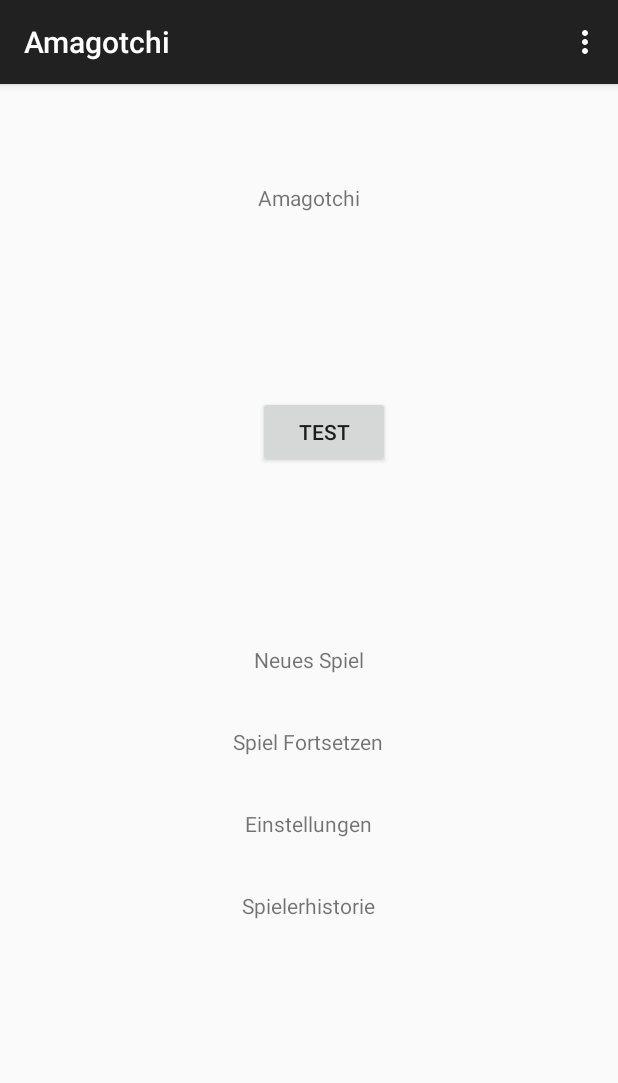
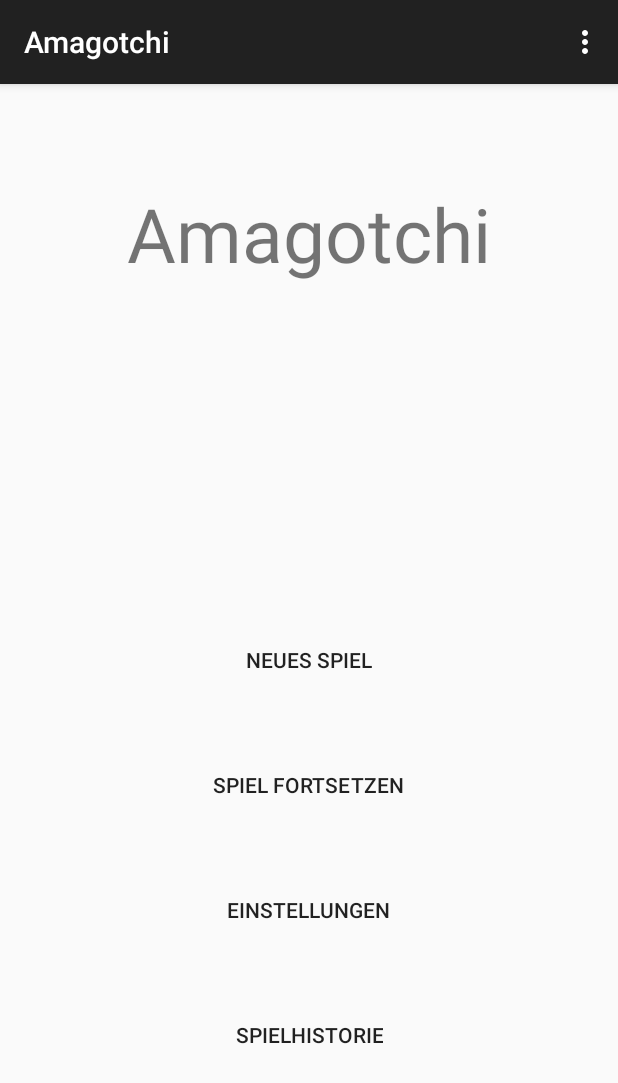
Before and after one commit to Bunayy/amagotchi, an Android app: the screen it shows after launch (MainActivity), on a phone screen of 412 x 824 dp. Shown: the top 1083 px of the screen. Run offline under Robolectric (Android 15) with nearby library versions, the phone set to English and light mode, and no system bars; 4 statements that could not run were skipped.

Commit message:
Canvas passt sich nun dem jeweiligen Display an (vorläufige version) + TextViews in Buttons geändert(Main_menu)

```diff
--- a/Amagotchi/app/src/main/java/projekt/fhflensburg/amagotchi/GameView.java
+++ b/Amagotchi/app/src/main/java/projekt/fhflensburg/amagotchi/GameView.java
@@ -11,6 +11,7 @@ import android.util.AttributeSet;
 import android.util.Log;
 import android.view.SurfaceHolder;
 import android.view.SurfaceView;
+import android.widget.ImageButton;
 
 /**
  * Created by User on 21.09.2015.
@@ -18,6 +19,7 @@ import android.view.SurfaceView;
 public class GameView extends SurfaceView implements Runnable
 {
 
+    private static final String LOG_TAG = "GameView";
     //Zugriff-Methode via Singleton
     private static GameView instance;
 
@@ -48,6 +50,15 @@ public class GameView extends SurfaceView implements Runnable
     Context ctx;
 
 
+    int displayWidth;
+    int displayHeight;
+
+    public void calcCanvasSize(String orign)
+    {
+        // hier wird geschaut das Amagotchi gerade dargestellt wird und entsprechend die Canvas-Größe gewählt
+
+    }
+
 
     public GameView(Context context, AttributeSet attrs)
     {
@@ -58,7 +69,6 @@ public class GameView extends SurfaceView implements Runnable
         spriteSheet = BitmapFactory.decodeResource(getResources(), res.getIdentifier(spriteSheetName, "drawable", context.getPackageName()));
 
         holder = getHolder();
-        holder.setFixedSize(500,500);
 
         drawingThread = new Thread(this);
         drawingThread.start();
@@ -68,6 +78,31 @@ public class GameView extends SurfaceView implements Runnable
         poopBitmap = BitmapFactory.decodeResource(getResources(), R.drawable.poop_2);
 
         instance = this;
+
+        holder.addCallback(new SurfaceHolder.Callback() {
+            @Override
+            public void surfaceCreated(SurfaceHolder holder) {
+                Rect displayDimensions = holder.getSurfaceFrame();
+                displayWidth = displayDimensions.width();
+                displayHeight = displayDimensions.height();
+                //ImageButton btn = (ImageButton)findViewById(R.id.feedBtn);
+                //int btnHeight = btn.getHeight();
+                holder.setFixedSize(displayWidth,displayHeight- 60);// hier  müssen wir nochmal gucken bekomme  die referen auf den Btn nicht hin denke das es ihn zu diesem Zeitpunkt noch nicht gibt
+
+                Log.d(LOG_TAG, " displayW: " + displayWidth + " displayH: " + displayHeight  +  " rect: " + displayDimensions);
+            }
+
+            @Override
+            public void surfaceChanged(SurfaceHolder holder, int format, int width, int height) {
+
+            }
+
+            @Override
+            public void surfaceDestroyed(SurfaceHolder holder) {
+
+            }
+        });
+
     }
     public void doDrawings(Canvas canvas)
     {
@@ -94,7 +129,6 @@ public class GameView extends SurfaceView implements Runnable
 
     public void run()
     {
-
         amagotchi = new Sprite(spriteSheet,amagotchiEvent);
 
         int amountSprites = 0;
@@ -138,7 +172,6 @@ public class GameView extends SurfaceView implements Runnable
             }
 
             Canvas canvas = holder.lockCanvas();
-
             doDrawings(canvas);
             amagotchi.drawAmagotchi(canvas, amagotchiCounter);
             holder.unlockCanvasAndPost(canvas);
--- a/Amagotchi/app/src/main/res/layout/main_menu.xml
+++ b/Amagotchi/app/src/main/res/layout/main_menu.xml
@@ -6,31 +6,35 @@
         android:layout_alignParentTop="true"
         android:layout_centerHorizontal="true"
         android:layout_marginTop="50dp"
+        android:textSize="50dp"
         android:id="@+id/titleView" />
 
-    <TextView
+    <Button
         android:layout_width="wrap_content"
         android:layout_height="wrap_content"
-        android:text="@string/new_game"
+        style="?android:attr/borderlessButtonStyle"
+        android:text="@string/new_game_btn"
         android:id="@+id/newGameBtn"
         android:onClick="onNewGame"
         android:layout_centerVertical="true"
         android:layout_centerHorizontal="true" />
 
-    <TextView
+    <Button
         android:layout_width="wrap_content"
         android:layout_height="wrap_content"
-        android:text="@string/continue_game"
+        style="?android:attr/borderlessButtonStyle"
+        android:text="@string/continue_game_btn"
         android:id="@+id/contGameBtn"
         android:onClick="onContGame"
         android:layout_marginTop="35dp"
         android:layout_below="@+id/newGameBtn"
         android:layout_centerHorizontal="true" />
 
-    <TextView
+    <Button
         android:layout_width="wrap_content"
         android:layout_height="wrap_content"
-        android:text="@string/game_settings"
+        style="?android:attr/borderlessButtonStyle"
+        android:text="@string/settings_btn"
         android:id="@+id/settingsBtn"
         android:onClick="onSettings"
         android:layout_marginTop="35dp"
@@ -38,24 +42,15 @@
         android:layout_centerHorizontal="true"
         android:clickable="true" />
 
-    <TextView
+    <Button
         android:layout_width="wrap_content"
         android:layout_height="wrap_content"
-        android:text="@string/game_history"
+        style="?android:attr/borderlessButtonStyle"
+        android:text="@string/game_history_bn"
         android:id="@+id/gameHistoryBtn"
         android:onClick="onGameHistory"
         android:layout_marginTop="35dp"
         android:layout_below="@+id/settingsBtn"
         android:layout_centerHorizontal="true" />
 
-    <Button
-        android:layout_width="wrap_content"
-        android:layout_height="wrap_content"
-        android:onClick="onSettings"
-        android:text="test"
-        android:layout_above="@+id/newGameBtn"
-        android:layout_alignLeft="@+id/titleView"
-        android:layout_alignStart="@+id/titleView"
-        android:layout_marginBottom="118dp" />
-
 </RelativeLayout>
--- a/Amagotchi/app/src/main/res/values/strings.xml
+++ b/Amagotchi/app/src/main/res/values/strings.xml
@@ -3,10 +3,10 @@
 
     <string name="action_settings">Einstellungen</string>
 
-    <string name="new_game">Neues Spiel</string>
-    <string name="continue_game">Spiel Fortsetzen</string>
-    <string name="game_settings">Einstellungen</string>
-    <string name="game_history">Spielerhistorie</string>
+    <string name="new_game_btn">Neues Spiel</string>
+    <string name="continue_game_btn">Spiel fortsetzen</string>
+    <string name="settings_btn">Einstellungen</string>
+    <string name="game_history_bn">Spielhistorie</string>
 
     <string name="solid_food_description">Dieses Nahrungsmittel sättigt schenll ist jedoch nicht so gut für die Fitness sollte daher mit Vorsicht verwendet werden.</string>
     <string name="candy_food_description">Dieses Nahrungsmittel hebt die Motivation und das Wohlbefinden des Amagotchi ist  dennoch nicht so gesund!</string>
```
